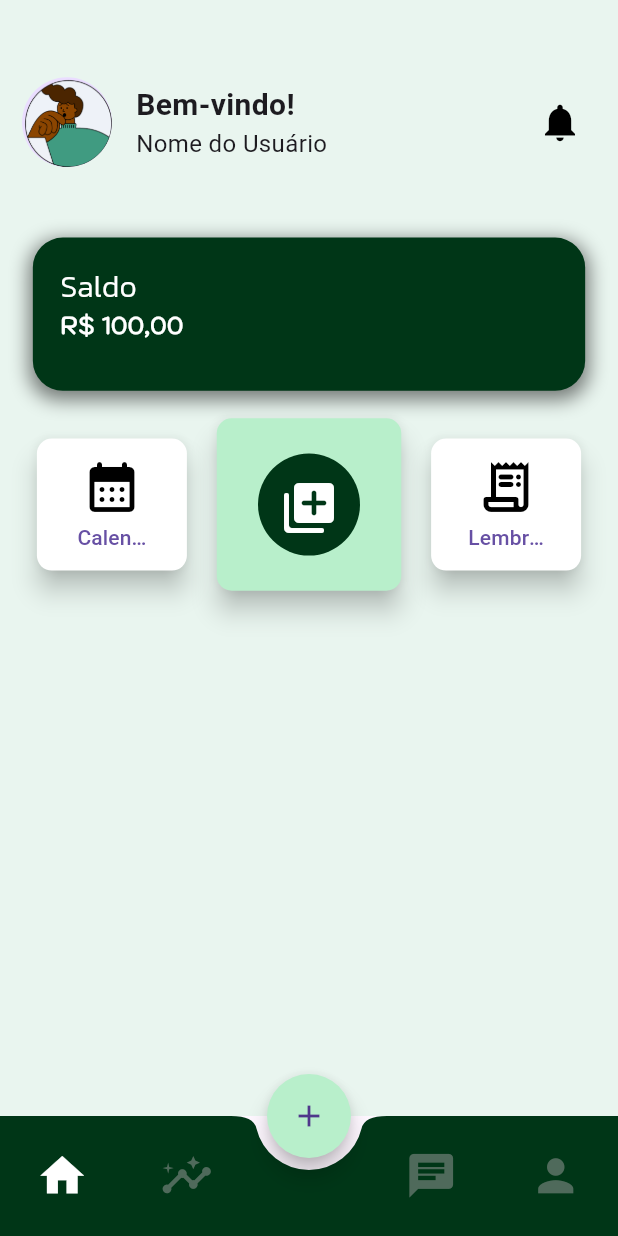
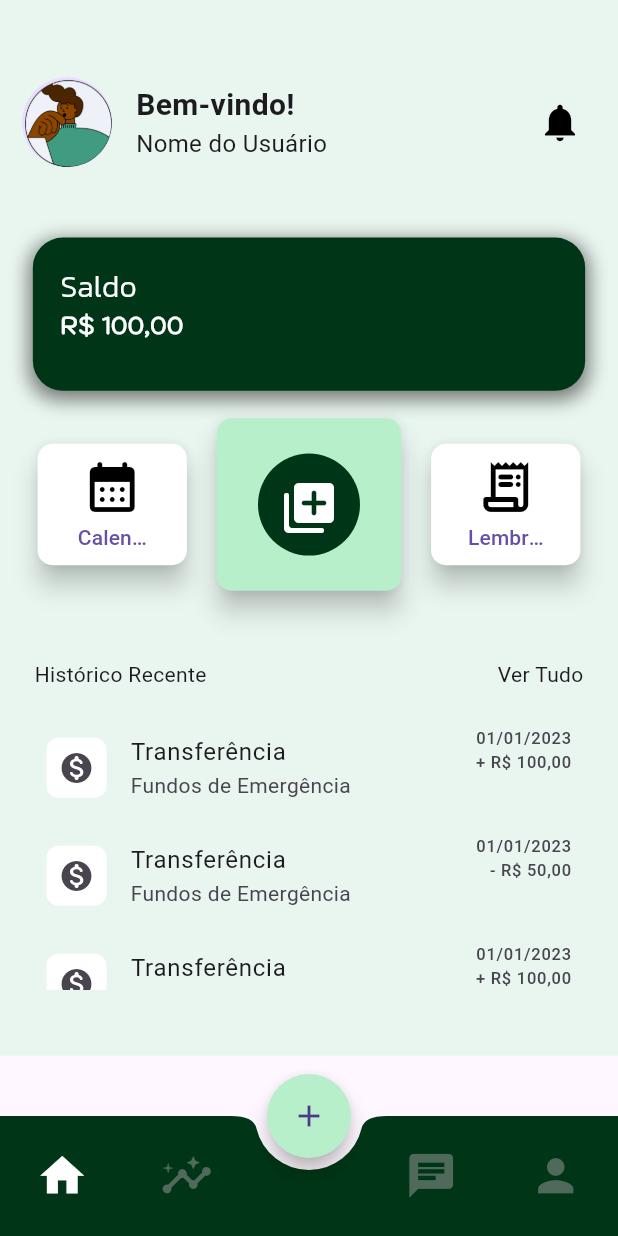
Before and after one commit to devgrc/teste_flutter, a Flutter app: the HomePage screen opened directly, on a phone screen of 412 x 824 dp. Run offline on Flutter 3.47's test engine with Material 3 defaults, Android fonts, the phone set to English and light mode, and no system bars; statements that could not run were skipped.

Commit message:
feat: Adiciona historico recente fix: resolve erro overflowed em dispositivos de diferentes tamanhos

```diff
--- a/lib/features/home/home_page.dart
+++ b/lib/features/home/home_page.dart
@@ -1,6 +1,6 @@
 import 'package:flutter/material.dart';
 import 'package:teste_flutter/common/app_text_styles.dart';
-import 'package:teste_flutter/common/extensions/size.dart';
+import 'package:teste_flutter/common/extensions/sizes.dart';
 
 class HomePage extends StatefulWidget {
   const HomePage({super.key});
@@ -10,10 +10,6 @@ class HomePage extends StatefulWidget {
 }
 
 class _HomePageState extends State<HomePage> {
-  double get TextScaleFactor =>
-      MediaQuery.of(context).size.width < 360.0 ? 0.7 : 1.0;
-  double get iconsize =>
-      MediaQuery.of(context).size.width < 360.0 ? 16.0 : 24.0;
   int _selectedIndex = 0;
 
   final List<Widget> _widgetOptions = <Widget>[
@@ -37,6 +33,7 @@ class _HomePageState extends State<HomePage> {
     return Scaffold(
       body: Container(
         color: const Color(0x00b8efcb).withOpacity(0.3),
+        child: SingleChildScrollView(
           child: Column(
             children: [
               // Seção de boas-vindas
@@ -54,7 +51,7 @@ class _HomePageState extends State<HomePage> {
                             backgroundImage:
                                 AssetImage('assets/images/avatar.png'),
                           ),
-                        SizedBox(width: 16.0),
+                          SizedBox(width: 16.w),
                           Column(
                             crossAxisAlignment: CrossAxisAlignment.start,
                             children: [
@@ -92,8 +89,8 @@ class _HomePageState extends State<HomePage> {
                 children: [
                   Container(
                     padding: EdgeInsets.all(20.h),
-                  width: 370.w,
-                  height: 111.h,
+                    width: 370.w, // Ajuste conforme necessário
+                    height: 111.h, // Pode ser fixo ou proporcional
                     decoration: BoxDecoration(
                       color: const Color(0xFF003617),
                       borderRadius: BorderRadius.circular(20.0),
@@ -109,15 +106,28 @@ class _HomePageState extends State<HomePage> {
                     child: Column(
                       crossAxisAlignment: CrossAxisAlignment.start,
                       children: [
-                      Text('Saldo',
+                        Flexible(
+                          child: Text(
+                            'Saldo',
                             style: AppTextStyles.KanitSaldo.copyWith(
-                              fontSize: 20 * textScaleFactor)),
-                      Text('R\$ 100,00',
+                              fontSize: 20 * textScaleFactor,
+                              overflow: TextOverflow.ellipsis,
+                            ),
+                          ),
+                        ),
+                        Flexible(
+                          child: Text(
+                            'R\$ 100,00',
                             style: AppTextStyles.KodchasanValor.copyWith(
-                              fontSize: 16 * textScaleFactor)),
+                              fontSize: 16 * textScaleFactor,
+                              overflow: TextOverflow.ellipsis,
+                            ),
+                          ),
+                        ),
                       ],
                     ),
                   ),
+
                   SizedBox(height: 20.h),
                   Padding(
                     padding: const EdgeInsets.only(left: 0.0),
@@ -126,8 +136,8 @@ class _HomePageState extends State<HomePage> {
                       children: [
                         // Botão Receitas
                         Container(
-                        height: 88.0, // Altura definida
-                        width: 100.0, // Largura definida
+                          height: 88.0.h,
+                          width: 100.0.w,
                           child: ElevatedButton(
                             onPressed: () {
                               print('Botão Calendário pressionado!');
@@ -146,30 +156,26 @@ class _HomePageState extends State<HomePage> {
                               children: [
                                 const Icon(Icons.calendar_month_rounded,
                                     color: Colors.black, size: 40.0),
-                              const SizedBox(
-                                  height:
-                                      4.0), // Espaçamento entre ícone e texto
+                                const SizedBox(height: 4.0),
                                 Text(
-                                'Calendário', // Mude aqui para o texto desejado
+                                  'Calendário',
                                   style:
                                       AppTextStyles.KantumruyDespRecei.copyWith(
                                           fontSize: 11 * textScaleFactor),
                                   textAlign: TextAlign.center,
-                                overflow:
-                                    TextOverflow.ellipsis, // Para evitar quebra
+                                  overflow: TextOverflow.ellipsis,
                                 ),
                               ],
                             ),
                           ),
                         ),
-
                         SizedBox(width: 20.w),
                         const BotaoAdd(),
                         SizedBox(width: 20.w),
                         // Botão Despesas
                         Container(
-                        height: 88.0, // Altura definida
-                        width: 100.0, // Largura definida
+                          height: 88.0.h,
+                          width: 100.0.w,
                           child: ElevatedButton(
                             onPressed: () {
                               print('Botão Lembretes pressionado!');
@@ -188,17 +194,14 @@ class _HomePageState extends State<HomePage> {
                               children: [
                                 const Icon(Icons.receipt_long_rounded,
                                     color: Colors.black, size: 40.0),
-                              const SizedBox(
-                                  height:
-                                      4.0), // Espaçamento entre ícone e texto
+                                const SizedBox(height: 4.0),
                                 Text(
-                                'Lembretes', // Mude aqui para o texto desejado
+                                  'Lembretes',
                                   style:
                                       AppTextStyles.KantumruyDespRecei.copyWith(
                                           fontSize: 11 * textScaleFactor),
                                   textAlign: TextAlign.center,
-                                overflow:
-                                    TextOverflow.ellipsis, // Para evitar quebra
+                                  overflow: TextOverflow.ellipsis,
                                 ),
                               ],
                             ),
@@ -207,14 +210,101 @@ class _HomePageState extends State<HomePage> {
                       ],
                     ),
                   ),
+                  SizedBox(height: 25.h),
+
+                  // Novo Container abaixo dos botões
+                  Container(
+                    padding: const EdgeInsets.all(23.0),
+                    child: Column(
+                      crossAxisAlignment: CrossAxisAlignment.start,
+                      children: [
+                        Row(
+                          mainAxisAlignment: MainAxisAlignment.spaceBetween,
+                          children: [
+                            const Text(
+                              'Histórico Recente',
+                              style: AppTextStyles.HistoricoRecente,
+                            ),
+                            GestureDetector(
+                              onTap: () {
+                                // Lógica para ver tudo
+                              },
+                              child: const Text(
+                                'Ver Tudo',
+                                style: AppTextStyles.HistoricoRecente,
+                              ),
+                            ),
                           ],
                         ),
-            SizedBox(height: 35.h),
+                        const SizedBox(height: 16.0),
+                        // O ListView não deve estar dentro de Expanded aqui
+                        SizedBox(
+                          height: 200.0.h, // Altura fixa para o ListView
+                          child: ListView.builder(
+                            physics: const BouncingScrollPhysics(),
+                            padding: EdgeInsets.zero,
+                            itemCount: 5,
+                            itemBuilder: (context, index) {
+                              final color =
+                                  index % 2 == 0 ? Colors.green : Colors.red;
+                              final value = index % 2 == 0
+                                  ? '+ R\$ 100,00'
+                                  : '- R\$ 50,00';
+                              final date =
+                                  '01/01/2023'; // Substitua pela data real
+
+                              return ListTile(
+                                contentPadding:
+                                    const EdgeInsets.symmetric(horizontal: 8.0),
+                                leading: Container(
+                                  decoration: const BoxDecoration(
+                                    color: Color(0xFFFFFFFF),
+                                    borderRadius:
+                                        BorderRadius.all(Radius.circular(8.0)),
+                                  ),
+                                  padding: const EdgeInsets.all(8.0),
+                                  child:
+                                      const Icon(Icons.monetization_on_rounded),
+                                ),
+                                title: const Text(
+                                  'Transferência',
+                                  style: AppTextStyles.TituloDesRec,
+                                ),
+                                subtitle: const Text(
+                                  'Fundos de Emergência',
+                                  style: AppTextStyles.SubCategoria,
+                                ),
+                                trailing: Column(
+                                  mainAxisAlignment: MainAxisAlignment.start,
+                                  crossAxisAlignment: CrossAxisAlignment.end,
+                                  children: [
+                                    Text(
+                                      date,
+                                      style: AppTextStyles.Date,
+                                    ),
+                                    Text(
+                                      value,
+                                      style: AppTextStyles.Valor.apply(
+                                          color: color),
+                                    ),
+                                  ],
+                                ),
+                              );
+                            },
+                          ),
+                        ),
+                      ],
+                    ),
+                  ),
+
                   // Corpo da HomePage
                   Center(
                     child: _widgetOptions[_selectedIndex],
                   ),
                 ],
+              ),
+            ],
+          ),
         ),
       ),
       bottomNavigationBar: BottomAppBar(
@@ -274,9 +364,7 @@ class _HomePageState extends State<HomePage> {
 }
 
 class BotaoAdd extends StatelessWidget {
-  const BotaoAdd({
-    super.key,
-  });
+  const BotaoAdd({super.key});
 
   @override
   Widget build(BuildContext context) {
```
Lines whose indentation alone changed are shown as unchanged.
